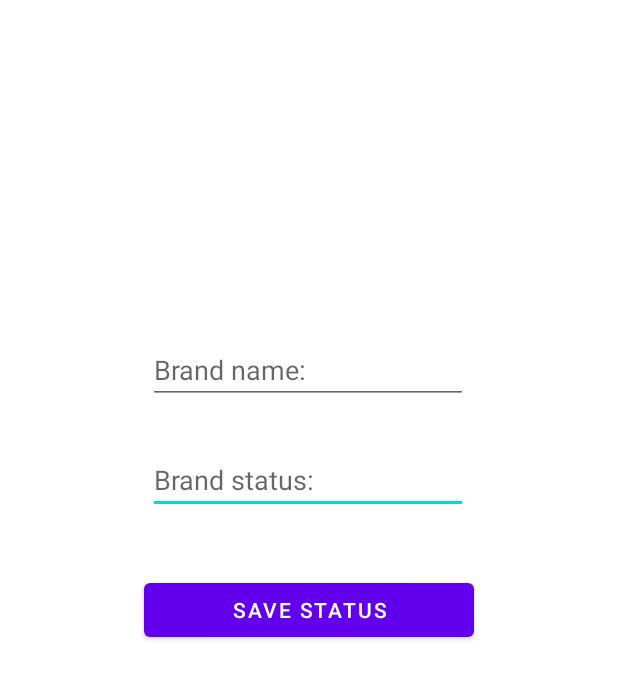
After one commit to AlexRTC1997/EB_Project, an Android app: the layout activity_brand_add.xml on its own in the app's theme, with its tools: preview values and no code run, on a phone screen of 412 x 824 dp. The commit adds this screen. Shown: the top 679 px of the screen. Run offline under Robolectric (Android 15) with nearby library versions, the phone set to English and light mode, and no system bars.

Commit message:
ADD: Brands and Measurement Units CREATE functionality

```diff
--- a/app/src/main/java/com/example/eb_project/StatusAddActivity.java
+++ b/app/src/main/java/com/example/eb_project/StatusAddActivity.java
@@ -49,7 +49,7 @@ public class StatusAddActivity extends AppCompatActivity {
         etStatusStatus.setText("");
     }
 
-    private void goToStatusActivity () {
+    private void goToStatusActivity() {
         Intent intent = new Intent(this, StatusActivity.class);
         startActivity(intent);
     }
--- /dev/null
+++ b/app/src/main/java/com/example/eb_project/db/DbArticle.java
@@ -0,0 +1,4 @@
+package com.example.eb_project.db;
+
+public class DbArticle {
+}
--- /dev/null
+++ b/app/src/main/res/layout/activity_brand_add.xml
@@ -0,0 +1,47 @@
+<?xml version="1.0" encoding="utf-8"?>
+<androidx.constraintlayout.widget.ConstraintLayout xmlns:android="http://schemas.android.com/apk/res/android"
+    xmlns:app="http://schemas.android.com/apk/res-auto"
+    xmlns:tools="http://schemas.android.com/tools"
+    android:layout_width="match_parent"
+    android:layout_height="match_parent"
+    tools:context=".BrandAddActivity">
+
+    <Button
+        android:id="@+id/btn_brand_details_save"
+        android:layout_width="0dp"
+        android:layout_height="wrap_content"
+        android:layout_marginStart="96dp"
+        android:layout_marginTop="40dp"
+        android:layout_marginEnd="96dp"
+        android:text="@string/status_save_label"
+        app:layout_constraintEnd_toEndOf="parent"
+        app:layout_constraintHorizontal_bias="0.0"
+        app:layout_constraintStart_toStartOf="parent"
+        app:layout_constraintTop_toBottomOf="@+id/et_brand_details_status" />
+
+    <EditText
+        android:id="@+id/et_brand_details_status"
+        android:layout_width="wrap_content"
+        android:layout_height="wrap_content"
+        android:layout_marginTop="28dp"
+        android:ems="10"
+        android:hint="@string/brand_status_label"
+        android:inputType="textPersonName"
+        app:layout_constraintEnd_toEndOf="parent"
+        app:layout_constraintHorizontal_bias="0.497"
+        app:layout_constraintStart_toStartOf="parent"
+        app:layout_constraintTop_toBottomOf="@+id/et_brand_details_name" />
+
+    <EditText
+        android:id="@+id/et_brand_details_name"
+        android:layout_width="wrap_content"
+        android:layout_height="wrap_content"
+        android:layout_marginTop="224dp"
+        android:ems="10"
+        android:hint="@string/brand_name_label"
+        android:inputType="textPersonName"
+        app:layout_constraintEnd_toEndOf="parent"
+        app:layout_constraintHorizontal_bias="0.497"
+        app:layout_constraintStart_toStartOf="parent"
+        app:layout_constraintTop_toTopOf="parent" />
+</androidx.constraintlayout.widget.ConstraintLayout>
```
Also changed, not shown: app/src/main/AndroidManifest.xml (+29 -9 lines), app/src/main/java/com/example/eb_project/BrandActivity.java (added, +30 -0 lines), app/src/main/java/com/example/eb_project/BrandAddActivity.java (added, +53 -0 lines), app/src/main/java/com/example/eb_project/MainActivity.java (+30 -5 lines), app/src/main/java/com/example/eb_project/MeasurementActivity.java (added, +30 -0 lines), app/src/main/java/com/example/eb_project/MeasurementAddActivity.java (added, +54 -0 lines), app/src/main/java/com/example/eb_project/db/DbBrand.java (added, +36 -0 lines), app/src/main/java/com/example/eb_project/db/DbMeasurement.java (added, +36 -0 lines), app/src/main/res/layout/activity_brand.xml (added, +21 -0 lines), app/src/main/res/layout/activity_measurement.xml (added, +21 -0 lines), app/src/main/res/layout/activity_measurement_add.xml (added, +47 -0 lines), app/src/main/res/values/strings.xml (+28 -0 lines).
